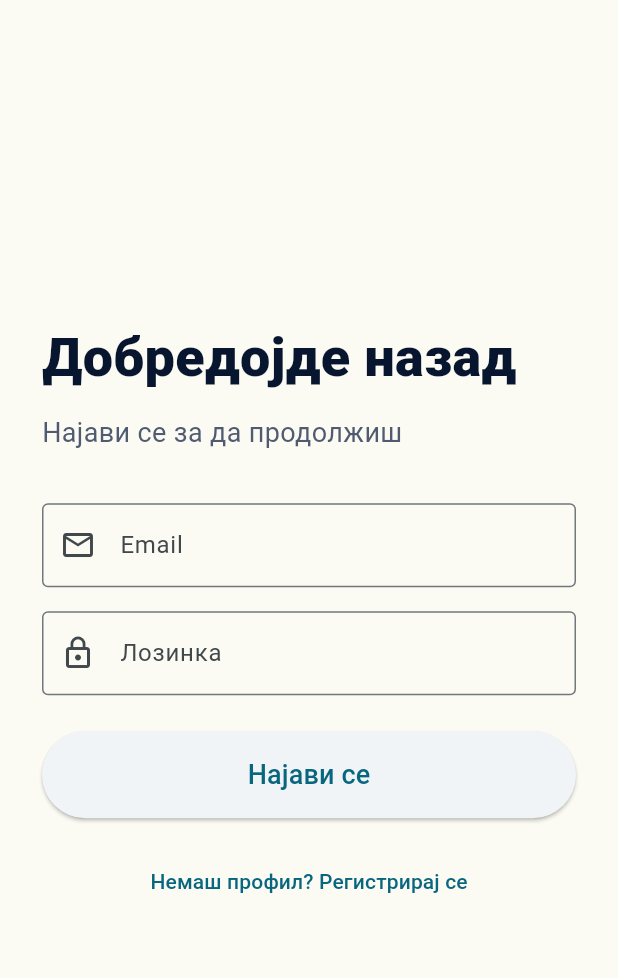
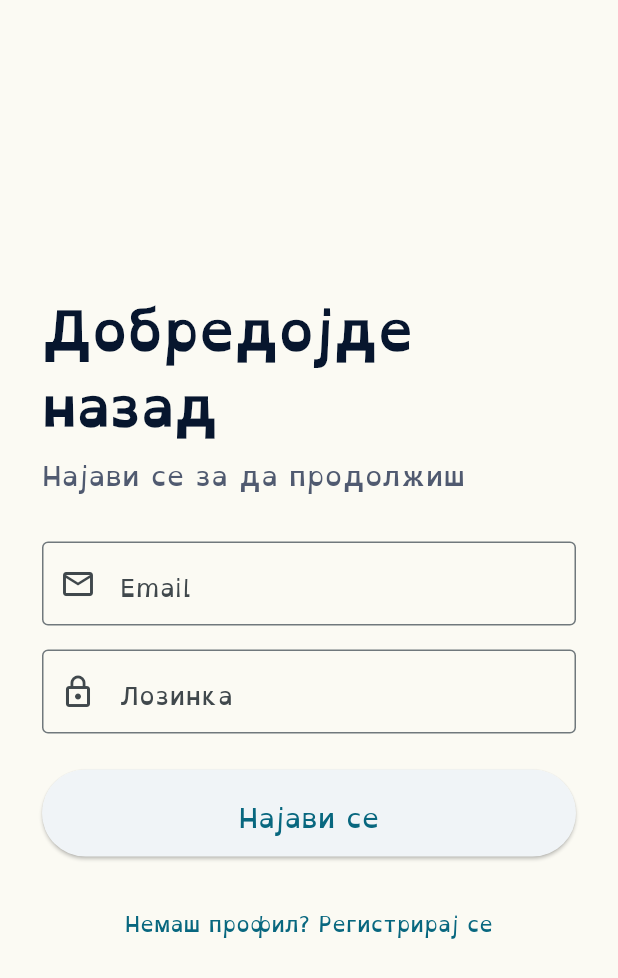
Before and after one commit to angelap11/dyslexia_app, a Flutter app: the screen it shows after launch, on a phone screen of 412 x 824 dp. Shown: the top 978 px of the screen. Run offline on Flutter 3.47's test engine with Material 3 defaults, Android fonts, the phone set to English and light mode, and no system bars; our stand-ins replace audioplayers, file_picker, flutter_dotenv, geolocator, image_picker, shared_preferences and 1 more; missing offline and left inert: google_mlkit_text_recognition, syncfusion_flutter_pdf; accounts and stored records are empty.

Commit message:
fix: enable dyslexia font toggle

```diff
--- a/lib/app.dart
+++ b/lib/app.dart
@@ -1,101 +1,3 @@
-// import 'package:flutter/material.dart';
-//
-// import 'features/home/home_screen.dart';
-// import 'features/auth/auth_service.dart';
-// import 'features/auth/login_screen.dart';
-//
-// class MyApp extends StatefulWidget {
-//   const MyApp({super.key});
-//
-//   static _MyAppState? of(BuildContext context) {
-//     return context.findAncestorStateOfType<_MyAppState>();
-//   }
-//
-//   @override
-//   State<MyApp> createState() => _MyAppState();
-// }
-//
-// class _MyAppState extends State<MyApp> {
-//   bool darkMode = false;
-//   bool dyslexiaFont = true;
-//
-//   Future<bool> _checkLoginStatus() async {
-//     return AuthService().isLoggedIn();
-//   }
-//
-//   void updateSettings({
-//     bool? darkModeValue,
-//     bool? dyslexiaFontValue,
-//   }) {
-//     setState(() {
-//       if (darkModeValue != null) {
-//         darkMode = darkModeValue;
-//       }
-//
-//       if (dyslexiaFontValue != null) {
-//         dyslexiaFont = dyslexiaFontValue;
-//       }
-//     });
-//   }
-//
-//   @override
-//   Widget build(BuildContext context) {
-//     return MaterialApp(
-//       debugShowCheckedModeBanner: false,
-//       title: 'Dyslexia App',
-//
-//       themeMode: darkMode ? ThemeMode.dark : ThemeMode.light,
-//
-//       theme: ThemeData(
-//         useMaterial3: true,
-//         brightness: Brightness.light,
-//
-//         scaffoldBackgroundColor: const Color(0xFFFBFAF3),
-//
-//         fontFamily: dyslexiaFont ? 'DyslexicFont' : null,
-//
-//         colorScheme: ColorScheme.fromSeed(
-//           seedColor: const Color(0xFF63B5D2),
-//           brightness: Brightness.light,
-//         ),
-//       ),
-//
-//       darkTheme: ThemeData(
-//         useMaterial3: true,
-//         brightness: Brightness.dark,
-//
-//         scaffoldBackgroundColor: const Color(0xFF121212),
-//
-//         fontFamily: dyslexiaFont ? 'DyslexicFont' : 'Roboto',
-//
-//         colorScheme: ColorScheme.fromSeed(
-//           seedColor: const Color(0xFF63B5D2),
-//           brightness: Brightness.dark,
-//         ),
-//       ),
-//
-//       home: FutureBuilder<bool>(
-//         future: _checkLoginStatus(),
-//         builder: (context, snapshot) {
-//           if (!snapshot.hasData) {
-//             return const Scaffold(
-//               body: Center(
-//                 child: CircularProgressIndicator(),
-//               ),
-//             );
-//           }
-//
-//           if (snapshot.data == true) {
-//             return const HomeScreen();
-//           }
-//
-//           return const LoginScreen();
-//         },
-//       ),
-//     );
-//   }
-// }
-
 import 'package:flutter/material.dart';
 import 'package:provider/provider.dart';
 
@@ -113,22 +15,31 @@ class MyApp extends StatelessWidget {
 
   @override
   Widget build(BuildContext context) {
-    return ChangeNotifierProvider<SettingsProvider>(
-      create: (context) {
+    return ChangeNotifierProvider(
+      create: (_) {
         final provider = SettingsProvider();
         provider.loadSettings();
         return provider;
       },
-      child: MaterialApp(
+      child: Consumer<SettingsProvider>(
+        builder: (context, settings, child) {
+          return MaterialApp(
             debugShowCheckedModeBanner: false,
             title: 'Dyslexia App',
+
             theme: ThemeData(
               useMaterial3: true,
+
               scaffoldBackgroundColor: const Color(0xFFFBFAF3),
+
+              fontFamily:
+              settings.dyslexiaFont ? 'DyslexicFont' : null,
+
               colorScheme: ColorScheme.fromSeed(
                 seedColor: const Color(0xFF63B5D2),
               ),
             ),
+
             home: FutureBuilder<bool>(
               future: _checkLoginStatus(),
               builder: (context, snapshot) {
@@ -147,6 +58,8 @@ class MyApp extends StatelessWidget {
                 return const LoginScreen();
               },
             ),
+          );
+        },
       ),
     );
   }
```
Lines whose indentation alone changed are shown as unchanged.
